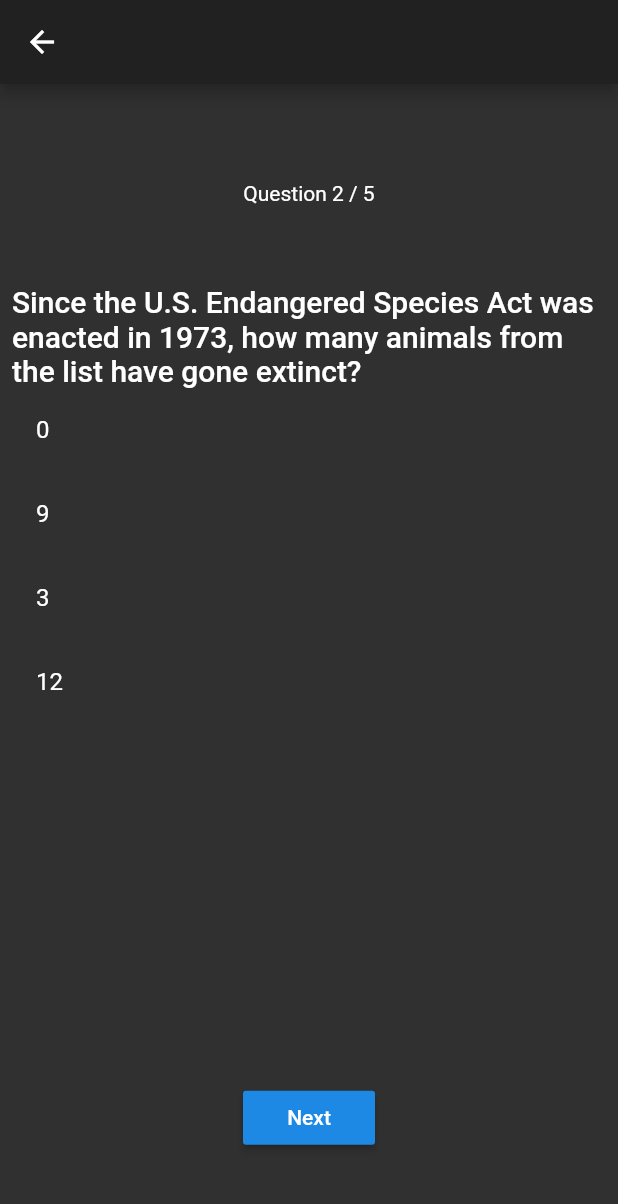
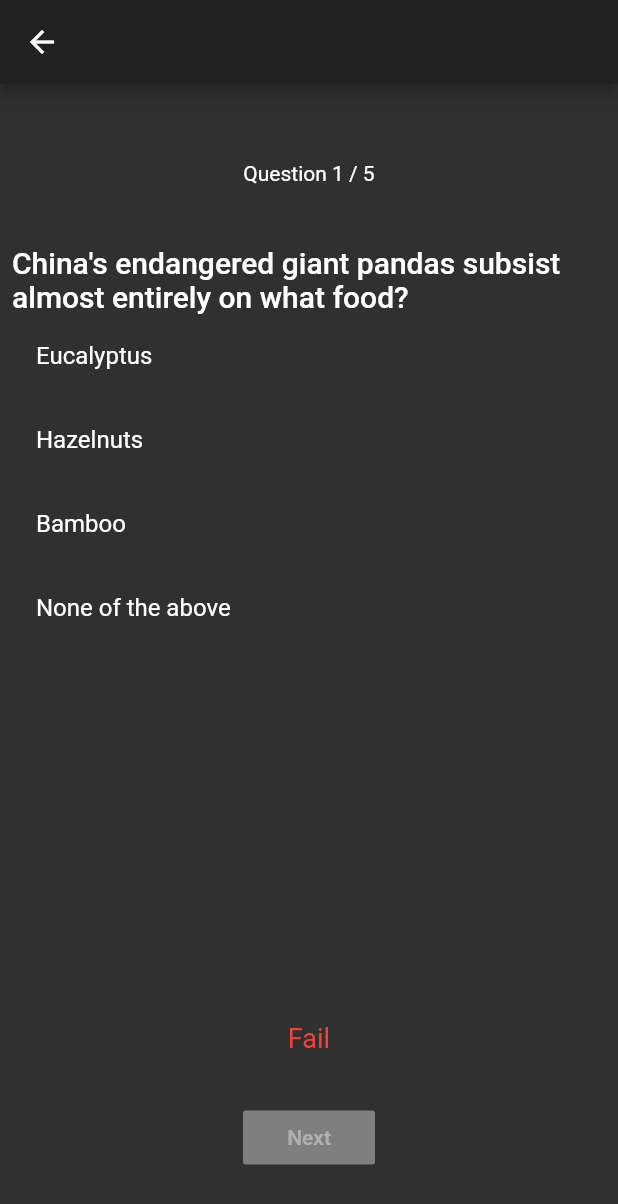
Before and after one commit to Symmetrics-Lab/extinct-games, a Flutter app: the Trivia screen opened by its route, after a tap on "Next", on a phone screen of 412 x 824 dp. Shown: the top 1204 px of the screen. Run offline on Flutter 3.47's test engine with Material 2 defaults, Android fonts, the phone set to English and light mode, and no system bars.

Commit message:
Add finish trivia page

```diff
--- a/lib/src/logic/providers/question_provider.dart
+++ b/lib/src/logic/providers/question_provider.dart
@@ -87,17 +87,20 @@
     _currentScore = 0;
   }
 
-  void answer(int id, int answer) {
+  bool answer(int id, int answer) {
     var question = _trivia.firstWhere((q) => q.id == id);
+    var correct = false;
     if (question == null) {
       throw 'Question not found';
     }
 
     if (question.answer == answer) {
       _currentScore++;
+      correct = true;
     }
     _currentAnswers[id] = answer;
     print(_currentAnswers);
     notifyListeners();
+    return correct;
   }
 }
--- a/lib/src/ui/pages/trivia.dart
+++ b/lib/src/ui/pages/trivia.dart
@@ -3,6 +3,7 @@
 
 import '../../logic/providers/question_provider.dart';
 import '../widgets/question_item.dart';
+import '../widgets/finish_trivia.dart';
 
 class Trivia extends StatefulWidget {
   static const routeName = '/trivia';
@@ -13,6 +14,9 @@
 class _TriviaState extends State<Trivia> {
   var _currentQuestion = 0;
   var _currentAnswer = -1;
+  var _finished = false;
+  var _answered = false;
+  var _correct = false;
 
   @override
   void initState() {
@@ -28,21 +32,39 @@
     });
   }
 
-  void nexQuestion(index) {
-    Provider.of<QuestionProvider>(context, listen: false)
+  bool nexQuestion(index) {
+    var correct = Provider.of<QuestionProvider>(context, listen: false)
         .answer(_currentQuestion, _currentAnswer);
     setState(() {
       _currentAnswer = -1;
+    });
+    return correct;
+  }
+
+  void tryAgain() {
+    Provider.of<QuestionProvider>(context, listen: false).startTrivia();
+    setState(() {
+      _currentAnswer = -1;
+      _currentQuestion = 0;
+      _finished = false;
     });
   }
 
   @override
   Widget build(BuildContext context) {
     var trivia = Provider.of<QuestionProvider>(context).trivia;
+    var score =
+        Provider.of<QuestionProvider>(context, listen: false).currentScore;
     return Scaffold(
       appBar: AppBar(),
       body: Container(
-          child: Column(
+          child: _finished
+              ? FinishTrivia(
+                  count: trivia.length,
+                  score: score,
+                  tryAgain: tryAgain,
+                )
+              : Column(
                   mainAxisAlignment: MainAxisAlignment.spaceBetween,
                   children: [
                     SizedBox(
@@ -54,20 +76,48 @@
                       onSelect: selectAnswer,
                       selected: _currentAnswer,
                     ),
+                    _answered
+                        ? (_correct
+                            ? Text(
+                                'Correct!',
+                                style: TextStyle(
+                                  fontSize: 18,
+                                  color: Colors.green,
+                                ),
+                              )
+                            : Text(
+                                'Fail',
+                                style:
+                                    TextStyle(fontSize: 18, color: Colors.red),
+                              ))
+                        : SizedBox(),
                     trivia.length == _currentQuestion + 1
                         ? RaisedButton(
                             onPressed: () {
                               print('Finish');
                               nexQuestion(_currentQuestion);
+                              setState(() {
+                                _finished = true;
+                              });
                             },
                             child: Text('Finish'))
                         : RaisedButton(
-                  onPressed: () {
+                            onPressed: _answered
+                                ? null
+                                : () async {
                                     print('Next');
-                    nexQuestion(_currentQuestion);
+                                    var check = nexQuestion(_currentQuestion);
+                                    setState(() {
+                                      _answered = true;
+                                      _correct = check;
+                                    });
+                                    await Future.delayed(
+                                        const Duration(seconds: 2));
                                     setState(() {
                                       _currentQuestion = _currentQuestion + 1;
                                       _currentAnswer = -1;
+                                      _answered = false;
+                                      _correct = false;
                                     });
                                   },
                             child: Text('Next'),
```
Also changed, not shown: lib/src/ui/widgets/finish_trivia.dart (+39 -1 lines), assets/monkey1.jpg (added), assets/monkey2.jpg (added). Lines whose indentation alone changed are shown as unchanged.
